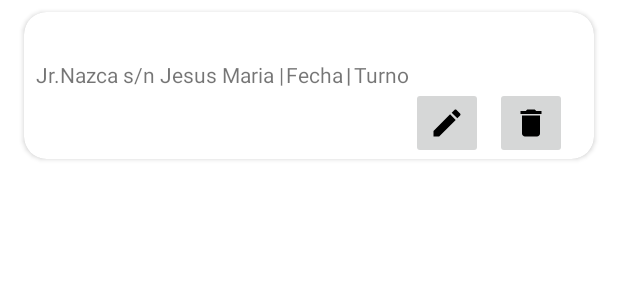
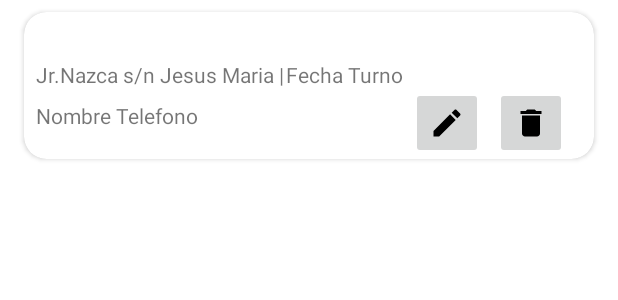
Before and after one commit to upcTP1/Polideportivoapp, an Android app: the layout listadoreservas.xml on its own in the app's theme, with its tools: preview values and no code run, on a phone screen of 412 x 824 dp. Shown: the top 300 px of the screen. Run offline under Robolectric (Android 15) with nearby library versions, the phone set to English and light mode, and no system bars.

Commit message:
28/09-login-Oliver 28/09- modificaciones layout

```diff
--- a/app/build.gradle
+++ b/app/build.gradle
@@ -30,10 +30,16 @@ android {
     kotlinOptions {
         jvmTarget = '1.8'
     }
+    buildFeatures{
+        viewBinding true
+    }
 }
 
 dependencies {
     implementation 'com.google.android.gms:play-services-maps:17.0.0'
+    implementation 'com.google.firebase:firebase-auth-ktx'
+    implementation 'com.google.dagger:dagger:2.27'
+    annotationProcessor "com.google.dagger:dagger-compiler:2.27"
     implementation 'androidx.core:core-ktx:1.7.0'
     implementation'com.google.firebase:firebase-auth:21.0.8'
     implementation 'com.google.firebase:firebase-analytics:21.1.1'
--- a/app/src/main/java/com/upc/polideportivoapp/MainFutbol.kt
+++ b/app/src/main/java/com/upc/polideportivoapp/MainFutbol.kt
@@ -19,6 +19,7 @@ class MainFutbol : AppCompatActivity(), OnMapReadyCallback{
     private val list = mutableListOf<CarouselItem>()
     private lateinit var btnReservar:Button
     private lateinit var map:GoogleMap
+
 
     override fun onCreate(savedInstanceState: Bundle?) {
         super.onCreate(savedInstanceState)
--- a/app/src/main/res/layout/listadoreservas.xml
+++ b/app/src/main/res/layout/listadoreservas.xml
@@ -83,24 +83,33 @@
                 android:id="@+id/filareservaturno"
                 android:layout_width="wrap_content"
                 android:layout_height="19dp"
-                android:layout_marginStart="2dp"
+                android:layout_marginStart="3dp"
                 android:layout_marginTop="32dp"
                 android:text="Turno"
-                app:layout_constraintStart_toEndOf="@+id/textView39"
+                app:layout_constraintStart_toEndOf="@+id/filareservafecha"
                 app:layout_constraintTop_toTopOf="parent"
                 tools:layout_conversion_absoluteHeight="19dp"
                 tools:layout_conversion_absoluteWidth="36dp" />
 
             <TextView
-                android:id="@+id/textView39"
+                android:id="@+id/filareservanombre"
                 android:layout_width="wrap_content"
                 android:layout_height="wrap_content"
-                android:layout_marginStart="2dp"
-                android:layout_marginTop="32dp"
-                android:textStyle="bold"
-                android:text="|"
-                app:layout_constraintStart_toEndOf="@+id/filareservafecha"
-                app:layout_constraintTop_toTopOf="parent" />
+                android:layout_marginStart="8dp"
+                android:layout_marginTop="8dp"
+                android:text="Nombre"
+                app:layout_constraintStart_toStartOf="parent"
+                app:layout_constraintTop_toBottomOf="@+id/textView38" />
+
+            <TextView
+                android:id="@+id/filareservatelefono"
+                android:layout_width="wrap_content"
+                android:layout_height="wrap_content"
+                android:layout_marginStart="3dp"
+                android:layout_marginTop="8dp"
+                android:text="Telefono"
+                app:layout_constraintStart_toEndOf="@+id/filareservanombre"
+                app:layout_constraintTop_toBottomOf="@+id/textView38" />
 
         </androidx.constraintlayout.widget.ConstraintLayout>
     </androidx.cardview.widget.CardView>
```
Also changed, not shown: app/src/main/AndroidManifest.xml (+8 -6 lines), app/src/main/java/com/upc/polideportivoapp/AdaptadorPersonalizadoLisReservas.kt (+6 -1 lines), app/src/main/java/com/upc/polideportivoapp/Login.kt (+90 -11 lines), app/src/main/java/com/upc/polideportivoapp/MainActivity.kt (+10 -0 lines), app/src/main/java/com/upc/polideportivoapp/RegistrarLogin.kt (+121 -13 lines), app/src/main/res/layout/activity_main.xml (+12 -1 lines), app/src/main/res/layout/activity_registrar_login.xml (+11 -0 lines).
